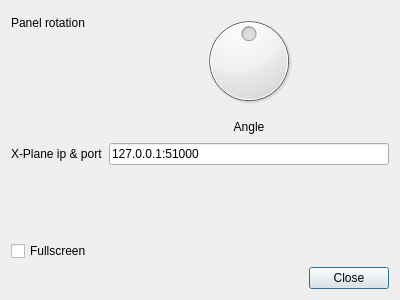
Before: the Qt Designer form dialogs/settingsdialog.ui in vranki/ExtPlane-Panel, drawn with Qt 5.
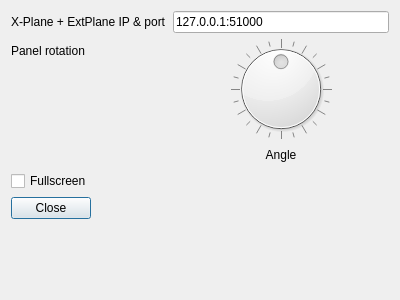
After: the same form once the commit is applied.

```diff
--- a/dialogs/settingsdialog.ui
+++ b/dialogs/settingsdialog.ui
@@ -13,9 +13,21 @@
   <property name="windowTitle">
    <string>Dialog</string>
   </property>
-  <layout class="QVBoxLayout" name="verticalLayout">
-   <item>
     <layout class="QFormLayout" name="formLayout">
+   <item row="0" column="0">
+    <widget class="QLabel" name="label_3">
+     <property name="text">
+      <string>X-Plane + ExtPlane IP &amp; port</string>
+     </property>
+    </widget>
+   </item>
+   <item row="0" column="1">
+    <widget class="QLineEdit" name="serverAddressEdit">
+     <property name="text">
+      <string>127.0.0.1:51000</string>
+     </property>
+    </widget>
+   </item>
      <item row="1" column="0">
       <widget class="QLabel" name="label_2">
        <property name="text">
@@ -25,6 +37,12 @@
      </item>
      <item row="1" column="1">
       <widget class="QDial" name="panelRotationDial">
+     <property name="minimumSize">
+      <size>
+       <width>50</width>
+       <height>50</height>
+      </size>
+     </property>
        <property name="minimum">
         <number>-180</number>
        </property>
@@ -34,15 +52,14 @@
        <property name="singleStep">
         <number>5</number>
        </property>
-      </widget>
-     </item>
-     <item row="2" column="1">
-      <widget class="QLabel" name="label">
-       <property name="text">
-        <string>Angle</string>
-       </property>
-       <property name="alignment">
-        <set>Qt::AlignCenter</set>
+     <property name="wrapping">
+      <bool>true</bool>
+     </property>
+     <property name="notchTarget">
+      <double>5.000000000000000</double>
+     </property>
+     <property name="notchesVisible">
+      <bool>true</bool>
        </property>
       </widget>
      </item>
@@ -59,30 +76,24 @@
        </property>
       </spacer>
      </item>
+   <item row="2" column="1">
+    <widget class="QLabel" name="label">
+     <property name="text">
+      <string>Angle</string>
+     </property>
+     <property name="alignment">
+      <set>Qt::AlignCenter</set>
+     </property>
+    </widget>
+   </item>
      <item row="3" column="0">
-      <widget class="QLabel" name="label_3">
-       <property name="text">
-        <string>X-Plane ip &amp; port</string>
-       </property>
-      </widget>
-     </item>
-     <item row="3" column="1">
-      <widget class="QLineEdit" name="serverAddressEdit">
-       <property name="text">
-        <string>127.0.0.1:51000</string>
-       </property>
-      </widget>
-     </item>
-    </layout>
-   </item>
-   <item>
     <widget class="QCheckBox" name="fullscreenCheckbox">
      <property name="text">
       <string>Fullscreen</string>
      </property>
     </widget>
    </item>
-   <item>
+   <item row="4" column="0">
     <widget class="QDialogButtonBox" name="buttonBox">
      <property name="orientation">
       <enum>Qt::Horizontal</enum>
```
Lines whose indentation alone changed are shown as unchanged.
